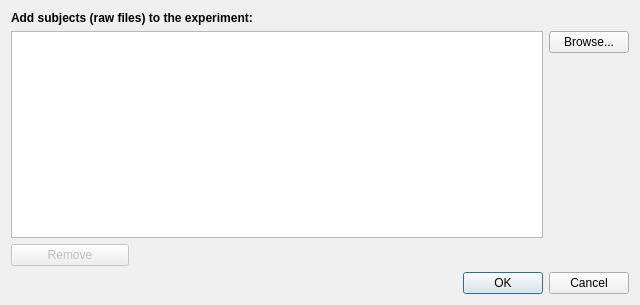
Qt form designer_ui_files/addSubjectDialogUi.ui (cibr-jyu/meggie) before a commit.
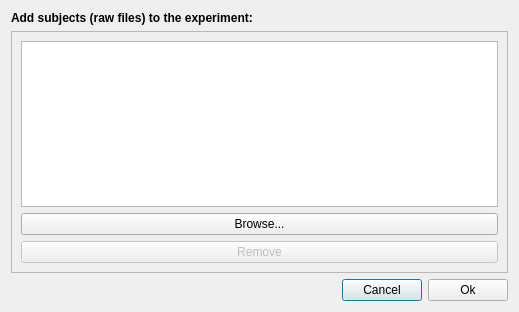
The same form after that commit.

The edit to the form file:
```diff
--- a/designer_ui_files/addSubjectDialogUi.ui
+++ b/designer_ui_files/addSubjectDialogUi.ui
@@ -6,8 +6,8 @@
    <rect>
     <x>0</x>
     <y>0</y>
-    <width>640</width>
-    <height>305</height>
+    <width>519</width>
+    <height>312</height>
    </rect>
   </property>
   <property name="windowTitle">
@@ -27,18 +27,70 @@
      </property>
     </widget>
    </item>
+   <item row="2" column="0" colspan="3">
+    <layout class="QHBoxLayout" name="horizontalLayout_2">
+     <item>
+      <spacer name="horizontalSpacer">
+       <property name="orientation">
+        <enum>Qt::Horizontal</enum>
+       </property>
+       <property name="sizeHint" stdset="0">
+        <size>
+         <width>40</width>
+         <height>20</height>
+        </size>
+       </property>
+      </spacer>
+     </item>
+     <item>
+      <widget class="QPushButton" name="pushButtonCancel">
+       <property name="text">
+        <string>Cancel</string>
+       </property>
+      </widget>
+     </item>
+     <item>
+      <widget class="QPushButton" name="pushButtonOk">
+       <property name="text">
+        <string>Ok</string>
+       </property>
+      </widget>
+     </item>
+    </layout>
+   </item>
    <item row="1" column="0" colspan="3">
-    <layout class="QHBoxLayout" name="horizontalLayout">
-     <item>
-      <widget class="QListWidget" name="listWidgetFileNames">
-       <property name="selectionMode">
-        <enum>QAbstractItemView::ExtendedSelection</enum>
-       </property>
-      </widget>
-     </item>
-     <item>
-      <layout class="QVBoxLayout" name="verticalLayout">
-       <item>
+    <widget class="QScrollArea" name="scrollArea">
+     <property name="widgetResizable">
+      <bool>true</bool>
+     </property>
+     <widget class="QWidget" name="scrollAreaWidgetContents">
+      <property name="geometry">
+       <rect>
+        <x>0</x>
+        <y>0</y>
+        <width>499</width>
+        <height>240</height>
+       </rect>
+      </property>
+      <layout class="QGridLayout" name="gridLayout_2">
+       <item row="2" column="0">
+        <widget class="QPushButton" name="pushButtonRemove">
+         <property name="enabled">
+          <bool>false</bool>
+         </property>
+         <property name="text">
+          <string>Remove</string>
+         </property>
+        </widget>
+       </item>
+       <item row="0" column="0">
+        <widget class="QListWidget" name="listWidgetFileNames">
+         <property name="selectionMode">
+          <enum>QAbstractItemView::ExtendedSelection</enum>
+         </property>
+        </widget>
+       </item>
+       <item row="1" column="0">
         <widget class="QPushButton" name="pushButtonBrowse">
          <property name="sizePolicy">
           <sizepolicy hsizetype="Minimum" vsizetype="Fixed">
@@ -51,47 +103,8 @@
          </property>
         </widget>
        </item>
-       <item>
-        <spacer name="verticalSpacer">
-         <property name="orientation">
-          <enum>Qt::Vertical</enum>
-         </property>
-         <property name="sizeHint" stdset="0">
-          <size>
-           <width>20</width>
-           <height>40</height>
-          </size>
-         </property>
-        </spacer>
-       </item>
       </layout>
-     </item>
-    </layout>
-   </item>
-   <item row="3" column="2">
-    <widget class="QDialogButtonBox" name="buttonBox">
-     <property name="sizePolicy">
-      <sizepolicy hsizetype="Expanding" vsizetype="Fixed">
-       <horstretch>0</horstretch>
-       <verstretch>0</verstretch>
-      </sizepolicy>
-     </property>
-     <property name="orientation">
-      <enum>Qt::Horizontal</enum>
-     </property>
-     <property name="standardButtons">
-      <set>QDialogButtonBox::Cancel|QDialogButtonBox::Ok</set>
-     </property>
-    </widget>
-   </item>
-   <item row="2" column="0">
-    <widget class="QPushButton" name="pushButtonRemove">
-     <property name="enabled">
-      <bool>false</bool>
-     </property>
-     <property name="text">
-      <string>Remove</string>
-     </property>
+     </widget>
     </widget>
    </item>
   </layout>
```
Left out of the diff: 30 changed lines with no effect on the pictures.
